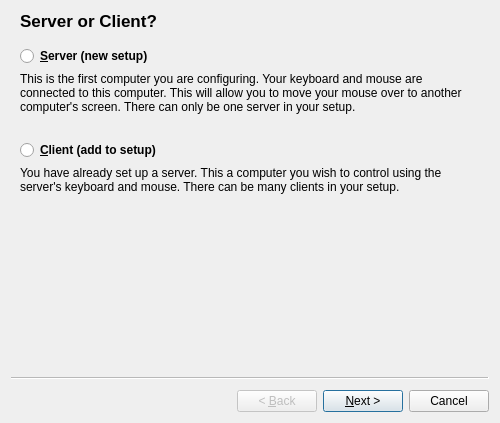
svn2github/synergy-plus, file branches/1.4/src/gui/res/SetupWizardBase.ui: the form before one commit.
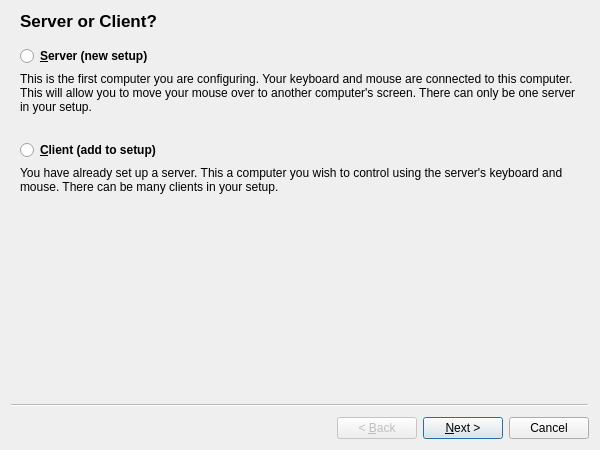
The form after the commit.

Commit message: made wizard window bigger for mac

The edit to the form file:
```diff
--- a/branches/1.4/src/gui/res/SetupWizardBase.ui
+++ b/branches/1.4/src/gui/res/SetupWizardBase.ui
@@ -6,8 +6,8 @@
    <rect>
     <x>0</x>
     <y>0</y>
-    <width>500</width>
-    <height>423</height>
+    <width>600</width>
+    <height>450</height>
    </rect>
   </property>
   <property name="minimumSize">
```
